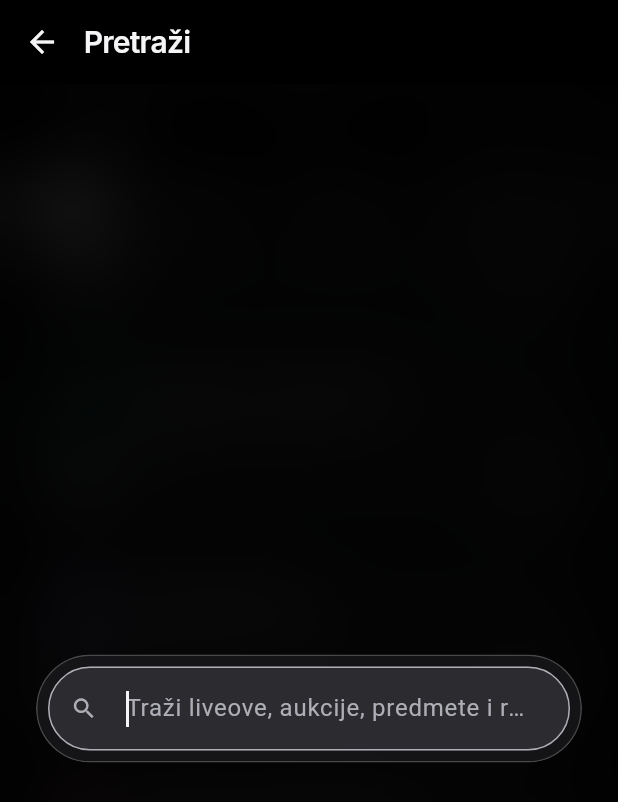
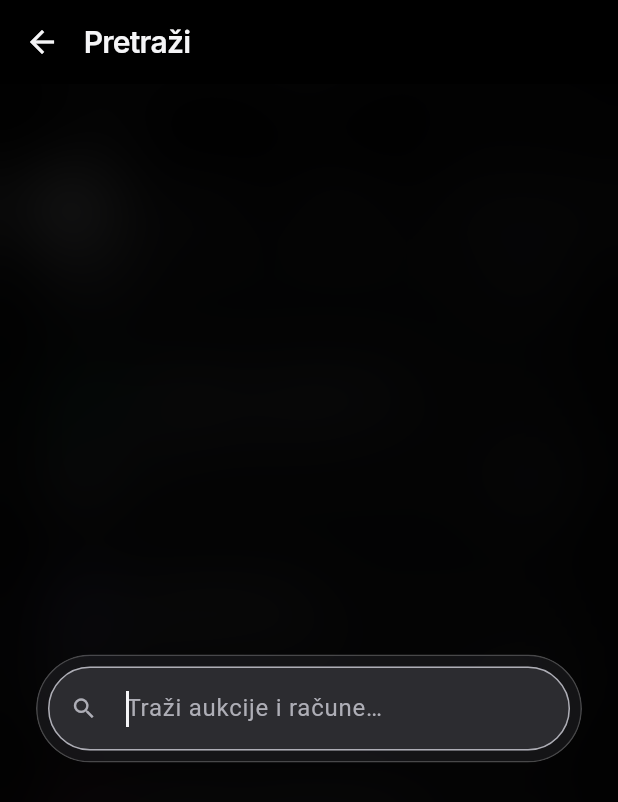
Before and after one commit to Karlo6546541/bot, a Flutter app: the screen it shows after launch, scrolled down 87 dp, after a tap on "Pretraži aukcije i prodavače", on a phone screen of 412 x 824 dp. Shown: the top 802 px of the screen. Run offline on Flutter 3.47's test engine with Material 3 defaults, Android fonts, the phone set to English and light mode, and no system bars; our stand-ins replace file_picker, flutter_riverpod, hive, hive_flutter, image_picker, qr_flutter and 3 more; missing offline and left inert: dart:js_interop, dart:ui_web, dart_webrtc, flutter_webrtc; accounts and stored records are empty.

Commit message:
Bez live opcija: skriveni live gumbovi, tabovi, filteri i tekstovi u svim ekranima (samo klasična, holandska i zatvorena aukcija)
Co-Authored-By: Claude Sonnet 5.5 <noreply@anthropic.com>
Claude-Session: https://claude.ai/code/session_01PBov6w7Hus1Rp49XeCqhPo

```diff
--- a/loop_app/lib/screens/categories_screen.dart
+++ b/loop_app/lib/screens/categories_screen.dart
@@ -748,8 +748,8 @@ class _CategoryItemsScreenState extends ConsumerState<CategoryItemsScreen> {
               items: [
                 for (final (id, label) in [
                   ('all', t('Sve')),
-                  ('products', t('Proizvodi')),
-                  ('live', t('Uživo')),
+                  if (kBuyNowEnabled) ('products', t('Proizvodi')),
+                  if (kLiveEnabled) ('live', t('Uživo')),
                   ('auctions', t('Aukcije')),
                 ])
                   PillSwitchItem(
--- a/loop_app/lib/screens/device_detail_screen.dart
+++ b/loop_app/lib/screens/device_detail_screen.dart
@@ -429,7 +429,7 @@ class DeviceDetailScreen extends ConsumerWidget {
                   icon: const Icon(Icons.remove_shopping_cart_outlined),
                   label: Text(t('Makni iz prodaje')),
                 ),
-                if (!device.isDigital) ...[
+                if (kLiveEnabled && !device.isDigital) ...[
                   const SizedBox(height: 10),
                   OutlinedButton.icon(
                     key: const ValueKey('item-live'),
@@ -539,6 +539,7 @@ class DeviceDetailScreen extends ConsumerWidget {
                   ),
                   const SizedBox(height: 10),
                 ],
+                if (kLiveEnabled)
                   (device.isDigital ? FilledButton.icon : OutlinedButton.icon)(
                     key: const ValueKey('item-live'),
                     onPressed: () => addToLive(context, ref, device),
--- a/loop_app/lib/screens/inventory_screen.dart
+++ b/loop_app/lib/screens/inventory_screen.dart
@@ -1,3 +1,4 @@
+import '../config/features.dart';
 import '../widgets/reference_sheet.dart';
 import '../config/design_variant.dart';
 import 'package:flutter/material.dart';
@@ -100,6 +101,7 @@ Future<void> showCreateSheet(BuildContext context, WidgetRef ref) async {
               style: const TextStyle(fontWeight: FontWeight.w900, fontSize: 18),
             ),
             const SizedBox(height: 8),
+            if (kLiveEnabled)
               option(
                 'quick',
                 Icons.bolt,
@@ -118,9 +120,9 @@ Future<void> showCreateSheet(BuildContext context, WidgetRef ref) async {
               'auction',
               Icons.gavel,
               t('Aukcija'),
-              t('Licitacija s rokom, bez livea.'),
+              t('Klasična, holandska ili zatvorena licitacija s rokom.'),
             ),
-            if (next != null)
+            if (kLiveEnabled && next != null)
               option(
                 'import',
                 Icons.move_to_inbox_outlined,
--- a/loop_app/lib/screens/search_screen.dart
+++ b/loop_app/lib/screens/search_screen.dart
@@ -749,7 +749,11 @@ class _SearchScreenState extends ConsumerState<SearchScreen> {
           borderRadius: const BorderRadius.all(Radius.circular(99)),
           borderSide: BorderSide(color: LoopColors.textSecondary),
         ),
-        hintText: t('Traži liveove, aukcije, predmete i račune…'),
+        hintText: t(
+          kLiveEnabled
+              ? 'Traži liveove, aukcije, predmete i račune…'
+              : 'Traži aukcije i račune…',
+        ),
         prefixIcon: const Icon(Icons.search),
         suffixIcon: _q.isEmpty
             ? null
@@ -812,8 +816,9 @@ class _SearchScreenState extends ConsumerState<SearchScreen> {
                         for (final (k, label) in <(SearchKind?, String)>[
                           (null, t('Sve')),
                           (SearchKind.auction, t('Aukcije')),
-                          (SearchKind.buyNow, t('Kupi odmah')),
-                          (SearchKind.live, t('Uživo')),
+                          if (kBuyNowEnabled)
+                            (SearchKind.buyNow, t('Kupi odmah')),
+                          if (kLiveEnabled) (SearchKind.live, t('Uživo')),
                         ])
                           Padding(
                             padding: const EdgeInsets.only(right: 8),
--- a/loop_app/lib/screens/seller_hub.dart
+++ b/loop_app/lib/screens/seller_hub.dart
@@ -345,6 +345,7 @@ class _SellerGoalsCardState extends ConsumerState<SellerGoalsCard> {
               goal.sales.toDouble(),
               '${formatCredits(p.sales)} / ${formatCredits(goal.sales.toDouble())}',
             ),
+            if (kLiveEnabled)
               bar(
                 'goal-live',
                 t('Minute uživo'),
@@ -721,7 +722,7 @@ class SellerHubScreen extends ConsumerWidget {
               const Icon(Icons.sensors, color: LoopColors.live),
               const SizedBox(width: 10),
             ],
-            Text(t(embedded ? 'Studio' : 'Prodavač')),
+            Text(t(embedded && kLiveEnabled ? 'Studio' : 'Prodavač')),
           ],
         ),
         actions: [
@@ -782,7 +783,11 @@ class SellerHubScreen extends ConsumerWidget {
                       ),
                       const SizedBox(height: 14),
                       Text(
-                        t('Tvoj prostor za live.'),
+                        t(
+                          kLiveEnabled
+                              ? 'Tvoj prostor za live.'
+                              : 'Tvoj prostor za aukcije.',
+                        ),
                         style: const TextStyle(
                           color: Colors.white,
                           fontSize: 28,
--- a/loop_app/lib/screens/seller_tools_screen.dart
+++ b/loop_app/lib/screens/seller_tools_screen.dart
@@ -1,3 +1,4 @@
+import '../config/features.dart';
 import 'package:flutter/material.dart';
 import 'package:flutter_riverpod/flutter_riverpod.dart';
 
@@ -146,6 +147,7 @@ class SellerToolsScreen extends ConsumerWidget {
               () => closeThen(onShipping),
             ),
           ]),
+          if (kLiveEnabled)
             group(t('Promocije'), [
               row(
                 'tool-promote',
@@ -163,6 +165,7 @@ class SellerToolsScreen extends ConsumerWidget {
                   ? AccountHealthScreen.open(context)
                   : closeThen(onHealth),
             ),
+            if (kLiveEnabled)
               row(
                 'tool-analytics',
                 Icons.insights_outlined,
```
Also changed, not shown: loop_app/lib/l10n/en.dart (+38 -15 lines), loop_app/lib/screens/auctions_screen.dart (+13 -3 lines), loop_app/lib/screens/login_screen.dart (+8 -2 lines), loop_app/lib/screens/seller_verification_screen.dart (+6 -1 lines), 2 other files. Lines whose indentation alone changed are shown as unchanged.
